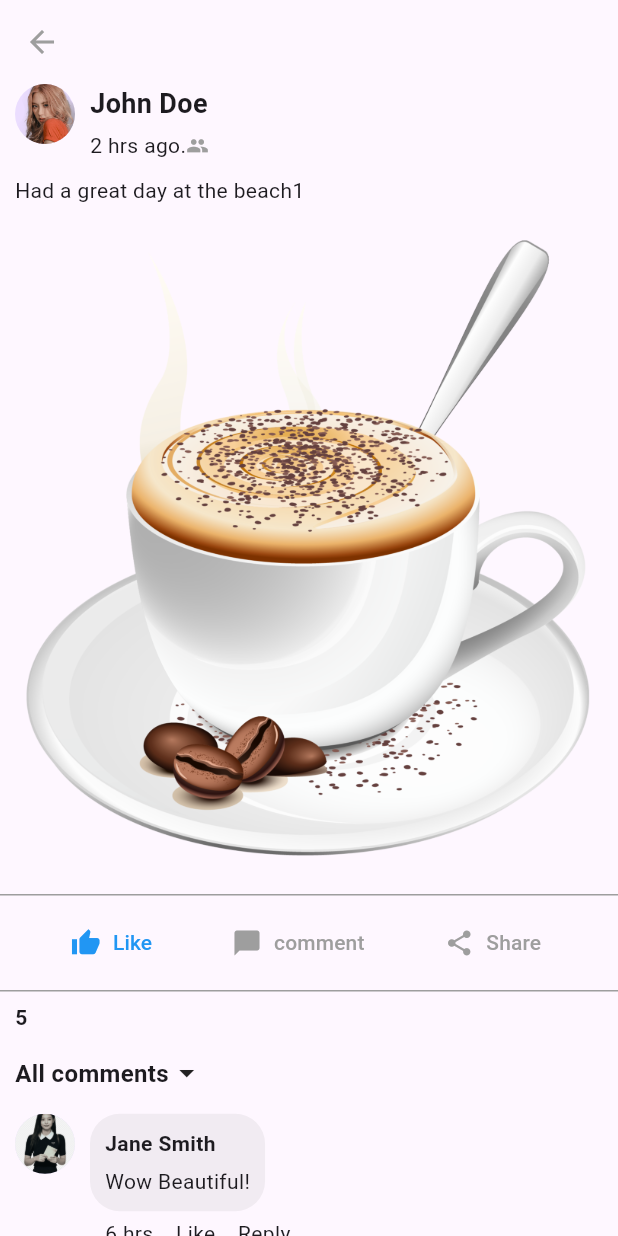
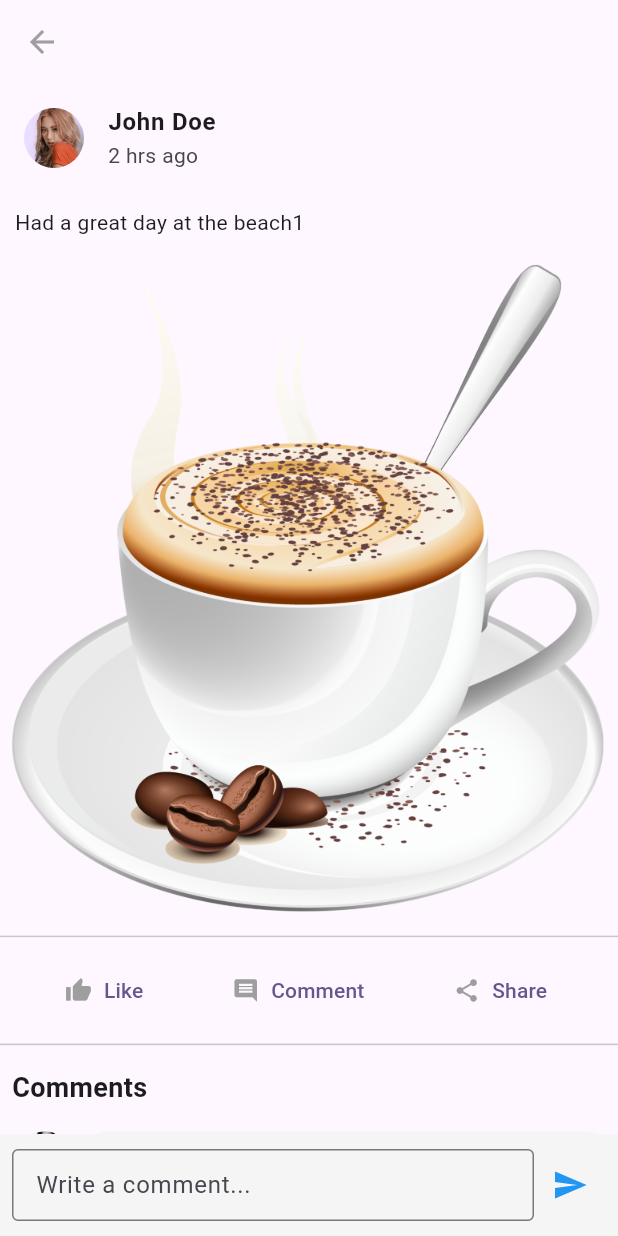
Before and after one commit to quims-dev/flutter_Acitvity_7, a Flutter app: the ProfileView screen opened directly with sample values from the repository, on a phone screen of 412 x 824 dp. Run offline on Flutter 3.47's test engine with Material 3 defaults, Android fonts, the phone set to English and light mode, and no system bars; accounts and stored records are empty.

Commit message:
Initial commit

```diff
--- a/lib/model/usercomment.dart
+++ b/lib/model/usercomment.dart
@@ -3,12 +3,37 @@ class Usercomment {
   final String commenterName;
   final String commenterTime;
   final String commenterContent;
-
+  final List<Usercomment> replies;
+  bool isLiked;
+  int numLikes;
 
   Usercomment({
     required this.commenterImg,
     required this.commenterName,
     required this.commenterTime,
     required this.commenterContent,
+    this.replies = const [],
+    this.isLiked = false,
+    this.numLikes = 0,
   });
+
+  Usercomment copyWith({
+    String? commenterImg,
+    String? commenterName,
+    String? commenterTime,
+    String? commenterContent,
+    List<Usercomment>? replies,
+    bool? isLiked,
+    int? numLikes,
+  }) {
+    return Usercomment(
+      commenterImg: commenterImg ?? this.commenterImg,
+      commenterName: commenterName ?? this.commenterName,
+      commenterTime: commenterTime ?? this.commenterTime,
+      commenterContent: commenterContent ?? this.commenterContent,
+      replies: replies ?? this.replies,
+      isLiked: isLiked ?? this.isLiked,
+      numLikes: numLikes ?? this.numLikes,
+    );
+  }
 }
--- a/lib/views/postlist.dart
+++ b/lib/views/postlist.dart
@@ -5,7 +5,6 @@ import 'package:flutter_application_6/views/profile.view.dart';
 
 class Postlist extends StatefulWidget {
   const Postlist({super.key, required this.userdata});
-
   final Userdata userdata;
 
   @override
@@ -24,25 +23,27 @@ class _PostlistState extends State<Postlist> {
         children: [
           TextButton.icon(
             style: TextButton.styleFrom(
-          foregroundColor: (userPost.isLiked) ? Colors.blue : Colors.grey,
+              foregroundColor: userPost.isLiked ? Colors.blue : Colors.grey,
             ),
             onPressed: () {
               setState(() {
-            userPost.isLiked = (userPost.isLiked) ? false : true;
+                userPost.isLiked = !userPost.isLiked;
               });
             },
             icon: const Icon(Icons.thumb_up),
-        label:const Text('Like'),
+            label: const Text('Like'),
           ),
           TextButton.icon(
             style: TextButton.styleFrom(foregroundColor: Colors.grey),
-          onPressed:() {},
+            onPressed: () {
+              gotoPage(context, ProfileView(userPost: userPost));
+            },
             icon: const Icon(Icons.message),
             label: const Text('Comment'),
           ),
           TextButton.icon(
             style: TextButton.styleFrom(foregroundColor: Colors.grey),
-          onPressed:() {},
+            onPressed: () {},
             icon: const Icon(Icons.share),
             label: const Text('Share'),
           ),
@@ -53,7 +54,6 @@ class _PostlistState extends State<Postlist> {
         mainAxisAlignment: MainAxisAlignment.end,
         children: [
           Text('${userPost.numcomments} Comments'),
-      const Text(''),
           const SizedBox(width: 20),
           Text('${userPost.numshare} Shares'),
         ],
@@ -66,6 +66,7 @@ class _PostlistState extends State<Postlist> {
           decoration: BoxDecoration(
             image: DecorationImage(
               image: AssetImage(userPost.postimg),
+              fit: BoxFit.cover,
             ),
           ),
         ),
@@ -73,9 +74,8 @@ class _PostlistState extends State<Postlist> {
 
   Widget postHeader(Userpost userPost) => Row(
         crossAxisAlignment: CrossAxisAlignment.start,
-    mainAxisAlignment: MainAxisAlignment.start,
         children: [
-      Container(
+          Padding(
             padding: const EdgeInsets.symmetric(horizontal: 10),
             child: CircleAvatar(
               radius: 20,
@@ -83,7 +83,6 @@ class _PostlistState extends State<Postlist> {
             ),
           ),
           Column(
-        mainAxisAlignment: MainAxisAlignment.start,
             crossAxisAlignment: CrossAxisAlignment.start,
             children: [
               Text(userPost.username, style: nametxtStyle),
@@ -94,40 +93,41 @@ class _PostlistState extends State<Postlist> {
                 ],
               ),
             ],
-      )
+          ),
         ],
       );
 
   Widget showPost(Userpost userPost) => Column(
+        crossAxisAlignment: CrossAxisAlignment.start,
         children: [
           postHeader(userPost),
-      Container(
-        margin: const EdgeInsets.all(8),
-        child: Row(children: [Text(userPost.postcontent, style: nametxtStyle)]),
+          Padding(
+            padding: const EdgeInsets.all(8.0),
+            child: Text(userPost.postcontent, style: nametxtStyle),
           ),
           postImage(userPost),
           postCount(userPost),
           const Divider(),
           buttons(userPost),
-      SizedBox(height: 10, child: Container(color: Colors.grey)),
           const SizedBox(height: 15),
         ],
       );
+
   @override
   Widget build(BuildContext context) {
-    return SingleChildScrollView(
-      scrollDirection: Axis.vertical,
-      child: ListView(
+    return ListView.builder(
+      physics: const NeverScrollableScrollPhysics(),
       shrinkWrap: true,
-        children: widget.userdata.userlist.map((userpost) {
+      itemCount: widget.userdata.userlist.length,
+      itemBuilder: (context, index) {
+        final userpost = widget.userdata.userlist[index];
         return InkWell(
           onTap: () {
             gotoPage(context, ProfileView(userPost: userpost));
           },
           child: showPost(userpost),
         );
-        }).toList(),
-        ),
+      },
     );
   }
 }
--- a/lib/views/profile.view.dart
+++ b/lib/views/profile.view.dart
@@ -3,213 +3,323 @@ import 'package:flutter_application_6/model/usercomment.dart';
 import 'package:flutter_application_6/model/userdata.dart';
 import 'package:flutter_application_6/model/userpost.dart';
 
-class ProfileView extends StatelessWidget {
-  ProfileView({super.key, required this.userPost});
+class ProfileView extends StatefulWidget {
+  const ProfileView({super.key, required this.userPost});
+  final Userpost userPost;
 
-  final Userpost userPost;
+  @override
+  State<ProfileView> createState() => _ProfileViewState();
+}
+
+class _ProfileViewState extends State<ProfileView> {
   final Userdata userData = Userdata();
+  final TextEditingController commentController = TextEditingController();
+  final TextEditingController replyController = TextEditingController();
 
-  var nametxtStyle = const TextStyle(fontSize: 18, fontWeight: FontWeight.bold);
-  var boldtxtStyle = const TextStyle(fontWeight: FontWeight.bold);
+  Usercomment? replyingTo;
 
-  var boldtxtStyle1 = const TextStyle(
-    fontWeight: FontWeight.bold,
-    fontSize: 16,
+  // ✅ Add new comment
+  void addComment() {
+    if (commentController.text.trim().isEmpty) return;
+
+    setState(() {
+      userData.commentList.add(
+        Usercomment(
+          commenterImg: 'assets/Person1.png',
+          commenterName: 'You',
+          commenterTime: 'Just now',
+          commenterContent: commentController.text.trim(),
+        ),
+      );
+    });
+
+    commentController.clear();
+  }
+
+  // ✅ Add reply to comment
+  void addReply(Usercomment parentComment) {
+    if (replyController.text.trim().isEmpty) return;
+
+    setState(() {
+      final parentIndex = userData.commentList.indexOf(parentComment);
+      if (parentIndex == -1) return;
+
+      final newReply = Usercomment(
+        commenterImg: 'assets/Person1.png',
+        commenterName: 'You',
+        commenterTime: 'Just now',
+        commenterContent: replyController.text.trim(),
       );
 
-  Widget commentBtn (Usercomment userComment) => Padding(
-    padding: const EdgeInsets.symmetric(horizontal: 10, vertical: 5),
-    child: Row(
-      mainAxisAlignment: MainAxisAlignment.spaceAround,
-      children: [
-        Text(userComment.commenterTime),
-        const SizedBox(width: 15),
-        const Text('Like'),
-        const SizedBox(width: 15),
-        const Text('Reply'),
-      ],
-    ),
+      final updatedParent = parentComment.copyWith(
+        replies: [...parentComment.replies, newReply],
       );
 
-  Widget commentDesc (Usercomment userComment) => Padding(
-    padding: const EdgeInsets.all(10.0),
-    child: Column(
-      mainAxisAlignment: MainAxisAlignment.start,
+      userData.commentList[parentIndex] = updatedParent;
+    });
+
+    replyController.clear();
+    replyingTo = null;
+  }
+
+  // ✅ Like/unlike toggle
+  void toggleLike(Usercomment comment) {
+    setState(() {
+      comment.isLiked = !comment.isLiked;
+      comment.isLiked ? comment.numLikes++ : comment.numLikes--;
+    });
+  }
+
+  // ✅ Reply builder
+  Widget buildReply(Usercomment reply) {
+    return Padding(
+      padding: const EdgeInsets.only(left: 60.0, bottom: 8.0),
+      child: Row(
         crossAxisAlignment: CrossAxisAlignment.start,
         children: [
-        Text(userComment.commenterName, style: boldtxtStyle,),
-        const SizedBox(height: 5),
-        Row(children: [Text(userComment.commenterContent)]),
-      ],
+          CircleAvatar(radius: 15, backgroundImage: AssetImage(reply.commenterImg)),
+          const SizedBox(width: 10),
+          Expanded(
+            child: Container(
+              decoration: BoxDecoration(
+                color: Colors.grey.shade200,
+                borderRadius: BorderRadius.circular(8),
               ),
-    );
-
-    Widget commentSpace (Usercomment userComment) => Container(
-      decoration: const BoxDecoration(
-        color: Color.fromARGB(35, 158, 158, 158),
-        borderRadius: BorderRadius.all(Radius.circular(20)),
-      ),
-      child: commentDesc(userComment),
-    );
-
-    Widget commenterPic (Usercomment userComment) => Container(
-      padding: const EdgeInsets.symmetric(horizontal: 10),
-      child: CircleAvatar(
-        backgroundImage: AssetImage(userComment.commenterImg),
-        radius: 20,
-      ),
-    );
-
-
-    Widget usercommenterline (Userpost userPost, Usercomment userComment) => Row(
+              padding: const EdgeInsets.all(8.0),
+              child: Column(
                 crossAxisAlignment: CrossAxisAlignment.start,
-      mainAxisAlignment: MainAxisAlignment.start,
                 children: [
-        commenterPic(userComment),
-        Column(
-          mainAxisAlignment: MainAxisAlignment.start,
-          crossAxisAlignment: CrossAxisAlignment.start,
-          children: [commentSpace(userComment), commentBtn(userComment)],
-        )
-      ],
-    );
-
-    Widget userpostdetails (Usercomment userComment) => Column(
-      mainAxisAlignment: MainAxisAlignment.start,
+                  Text(reply.commenterName, style: const TextStyle(fontWeight: FontWeight.bold)),
+                  const SizedBox(height: 4),
+                  Text(reply.commenterContent),
+                  const SizedBox(height: 4),
+                  Row(
                     children: [
-        const SizedBox(height: 15),
-        usercommenterline(userPost, userComment)
-      ],
-    );
-
-    Widget commenters(Userpost userPost) => Column(
-      mainAxisAlignment: MainAxisAlignment.start,
-      children: [
-        const Divider(color: Colors.grey),
-        Padding(padding: const EdgeInsets.symmetric(horizontal: 10),
-        child: Row(children: [Text(userPost.numshare, style: boldtxtStyle,)],),
-        ),
-        const SizedBox(height: 15),
-        Padding(padding: const EdgeInsets.symmetric(horizontal: 10),
+                      Text(reply.commenterTime, style: const TextStyle(fontSize: 11, color: Colors.grey)),
+                      const SizedBox(width: 10),
+                      GestureDetector(
+                        onTap: () => toggleLike(reply),
                         child: Row(
                           children: [
-            Text('All comments', style: boldtxtStyle1),
-            const Icon(Icons.arrow_drop_down),
-          ],
-        ))
-      ],
-    );
-
-    Widget buttons(Userpost userPost) => Column(
-      mainAxisAlignment: MainAxisAlignment.start,
-      children: [
-        Divider(
-          color: Colors.grey,
-        ),
-        Padding(padding: const EdgeInsets.symmetric(horizontal: 10),
-        child: Row(
-          mainAxisAlignment: MainAxisAlignment.spaceEvenly,
-          children: [
-            TextButton.icon(
-              style: TextButton.styleFrom(
-                foregroundColor: userPost.isLiked ? Colors.grey :Colors.blue,
-              ),
-              onPressed: () {},
-              icon: const Icon(Icons.thumb_up, size: 20),
-              label: const Text('Like'),
-              ),
-              TextButton.icon(
-              style: TextButton.styleFrom(
-                foregroundColor: Colors.grey ,
-              ),
-              onPressed: () {},
-              icon: const Icon(Icons.chat_bubble, size: 20),
-              label: const Text('comment'),
-              ),
-              TextButton.icon(
-              style: TextButton.styleFrom(
-                foregroundColor: Colors.grey ,
-              ),
-              onPressed: () {},
-              icon: const Icon(Icons.share, size: 20),
-              label: const Text('Share'),
+                            Icon(Icons.thumb_up, size: 14, color: reply.isLiked ? Colors.blue : Colors.grey),
+                            const SizedBox(width: 4),
+                            Text(
+                              reply.numLikes.toString(),
+                              style: TextStyle(fontSize: 12, color: reply.isLiked ? Colors.blue : Colors.grey),
                             ),
                           ],
                         ),
                       ),
                     ],
-    );
-
-      Widget userline(Userpost userPost) => Row(
-        crossAxisAlignment: CrossAxisAlignment.start,
-        mainAxisAlignment: MainAxisAlignment.start,
-        children: [
-          Container(
-            padding: const EdgeInsets.symmetric(horizontal: 10),
-            child: CircleAvatar(
-              backgroundImage: AssetImage(userPost.userimg),
-              radius: 20,
-            ),
-          ),
-          Column(
-            mainAxisAlignment: MainAxisAlignment.start,
-            crossAxisAlignment: CrossAxisAlignment.start,
-            children: [
-              Text(userPost.username, style: nametxtStyle,),
-              const SizedBox(height: 5,),
-              Row(
-                children: [
-                  Text(userPost.time),
-                  const Text('.'),
-                  const Icon(Icons.group, size: 15, color: Colors.grey),
-                ],
                   ),
                 ],
               ),
-        ],
-      );
-
-      Widget postimage (Userpost userPost) => Padding(
-        padding: const EdgeInsets.all(10.0),
-        child: Column(
-          mainAxisAlignment: MainAxisAlignment.center,
-          children: [
-            Row(
-              children: [Text(userPost.postcontent)]),
-              const SizedBox(height: 15),
-              ClipRRect(
-                borderRadius: BorderRadius.circular(10),
-                child: Image.asset(
-                  userPost.postimg,
-                  width: double.infinity,
-                  fit: BoxFit.cover,
             ),
           ),
         ],
       ),
     );
+  }
 
+  // ✅ Comment builder
+  Widget buildComment(Usercomment comment) {
+    return Padding(
+      padding: const EdgeInsets.symmetric(vertical: 8.0, horizontal: 10.0),
+      child: Column(
+        crossAxisAlignment: CrossAxisAlignment.start,
+        children: [
+          Row(
+            crossAxisAlignment: CrossAxisAlignment.start,
+            children: [
+              CircleAvatar(radius: 20, backgroundImage: AssetImage(comment.commenterImg)),
+              const SizedBox(width: 10),
+              Expanded(
+                child: Container(
+                  decoration: BoxDecoration(
+                    color: Colors.grey.shade100,
+                    borderRadius: BorderRadius.circular(10),
+                  ),
+                  padding: const EdgeInsets.all(10),
+                  child: Column(
+                    crossAxisAlignment: CrossAxisAlignment.start,
+                    children: [
+                      Text(comment.commenterName, style: const TextStyle(fontWeight: FontWeight.bold)),
+                      const SizedBox(height: 5),
+                      Text(comment.commenterContent),
+                      const SizedBox(height: 5),
+                      Row(
+                        children: [
+                          Text(comment.commenterTime, style: const TextStyle(fontSize: 12, color: Colors.grey)),
+                          const SizedBox(width: 10),
+                          GestureDetector(
+                            onTap: () => toggleLike(comment),
+                            child: Row(
+                              children: [
+                                Icon(Icons.thumb_up, size: 16, color: comment.isLiked ? Colors.blue : Colors.grey),
+                                const SizedBox(width: 3),
+                                Text(
+                                  comment.numLikes.toString(),
+                                  style: TextStyle(color: comment.isLiked ? Colors.blue : Colors.grey),
+                                ),
+                              ],
+                            ),
+                          ),
+                          const SizedBox(width: 10),
+                          GestureDetector(
+                            onTap: () {
+                              setState(() {
+                                replyingTo = (replyingTo == comment) ? null : comment;
+                              });
+                            },
+                            child: const Text(
+                              'Reply',
+                              style: TextStyle(color: Colors.grey, fontWeight: FontWeight.bold),
+                            ),
+                          ),
+                        ],
+                      ),
+                    ],
+                  ),
+                ),
+              ),
+            ],
+          ),
 
+          if (comment.replies.isNotEmpty)
+            Column(
+              crossAxisAlignment: CrossAxisAlignment.start,
+              children: comment.replies.map(buildReply).toList(),
+            ),
+
+          if (replyingTo == comment)
+            Padding(
+              padding: const EdgeInsets.only(left: 60.0, right: 8.0, bottom: 10.0),
+              child: Row(
+                children: [
+                  Expanded(
+                    child: TextField(
+                      controller: replyController,
+                      autofocus: true,
+                      decoration: InputDecoration(
+                        hintText: 'Replying to ${comment.commenterName}...',
+                        border: const OutlineInputBorder(),
+                        isDense: true,
+                      ),
+                    ),
+                  ),
+                  IconButton(
+                    icon: const Icon(Icons.send, color: Colors.blue),
+                    onPressed: () => addReply(comment),
+                  ),
+                ],
+              ),
+            ),
+        ],
+      ),
+    );
+  }
+
+  // ✅ Buttons under the post (moved here)
+  Widget postButtons() {
+    return Padding(
+      padding: const EdgeInsets.symmetric(vertical: 4.0),
+      child: Row(
+        mainAxisAlignment: MainAxisAlignment.spaceEvenly,
+        children: [
+          TextButton.icon(
+            onPressed: () {
+              setState(() {
+                widget.userPost.isLiked = !widget.userPost.isLiked;
+              });
+            },
+            icon: Icon(Icons.thumb_up, color: widget.userPost.isLiked ? Colors.blue : Colors.grey),
+            label: const Text('Like'),
+          ),
+          TextButton.icon(
+            onPressed: () {},
+            icon: const Icon(Icons.comment, color: Colors.grey),
+            label: const Text('Comment'),
+          ),
+          TextButton.icon(
+            onPressed: () {},
+            icon: const Icon(Icons.share, color: Colors.grey),
+            label: const Text('Share'),
+          ),
+        ],
+      ),
+    );
+  }
+
+  // ✅ Build the screen
   @override
   Widget build(BuildContext context) {
     return Scaffold(
-
       appBar: AppBar(
         backgroundColor: Colors.transparent,
-        bottomOpacity: 0.0,
-        elevation: 0.0,
-        leading: IconButton(onPressed: (){Navigator.pop(context);},
-        icon:const Icon(Icons.arrow_back, color: Colors.grey),
+        elevation: 0,
+        leading: IconButton(
+          onPressed: () => Navigator.pop(context),
+          icon: const Icon(Icons.arrow_back, color: Colors.grey),
         ),
       ),
-      body: ListView(
+      body: Column(
+        children: [
+          Expanded(
+            child: ListView(
               padding: EdgeInsets.zero,
               children: [
-          userline(userPost),
-          postimage(userPost),
-          buttons(userPost),
-          commenters(userPost),
-          ...userData.commentList.map((userComment) => userpostdetails(userComment)),
+                // ✅ POST HEADER
+                ListTile(
+                  leading: CircleAvatar(backgroundImage: AssetImage(widget.userPost.userimg)),
+                  title: Text(widget.userPost.username, style: const TextStyle(fontWeight: FontWeight.bold)),
+                  subtitle: Text(widget.userPost.time),
+                ),
+                // ✅ POST CONTENT
+                Padding(
+                  padding: const EdgeInsets.all(10.0),
+                  child: Text(widget.userPost.postcontent),
+                ),
+                Image.asset(widget.userPost.postimg),
+
+                // ✅ BUTTONS moved here (below post)
+                const Divider(),
+                postButtons(),
+                const Divider(),
+
+                // ✅ COMMENTS SECTION
+                const Padding(
+                  padding: EdgeInsets.all(8.0),
+                  child: Text('Comments', style: TextStyle(fontSize: 18, fontWeight: FontWeight.bold)),
+                ),
+                ...userData.commentList.map(buildComment),
+                const SizedBox(height: 80),
+              ],
+            ),
+          ),
+
+          // ✅ COMMENT INPUT FIELD (still at the bottom)
+          Container(
+            padding: const EdgeInsets.symmetric(horizontal: 8, vertical: 10),
+            color: Colors.grey.shade100,
+            child: Row(
+              children: [
+                Expanded(
+                  child: TextField(
+                    controller: commentController,
+                    decoration: const InputDecoration(
+                      hintText: 'Write a comment...',
+                      border: OutlineInputBorder(),
+                      isDense: true,
+                    ),
+                  ),
+                ),
+                IconButton(
+                  icon: const Icon(Icons.send, color: Colors.blue),
+                  onPressed: addComment,
+                ),
+              ],
+            ),
+          ),
         ],
       ),
     );
```
Also changed, not shown: lib/model/friend.dart (line endings or trailing spaces), lib/socialmedia.dart (line endings or trailing spaces), lib/views/infoheader.dart (line endings or trailing spaces). Lines whose indentation alone changed are shown as unchanged.
